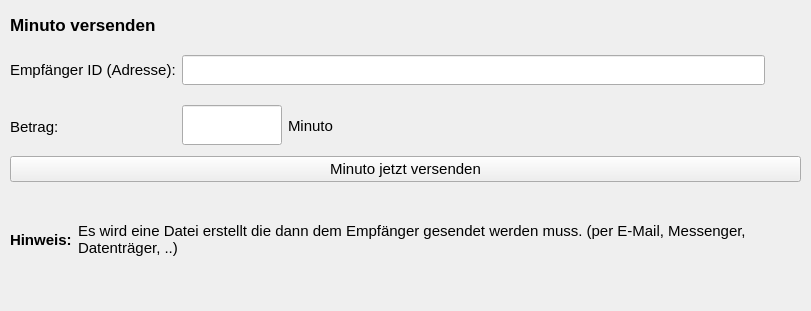
The window that src/gui/qt/ui_components/form_send_minuto.ui (minutogit/eMinuto-Desktop-Prototype) describes before a commit, drawn with Qt 5.
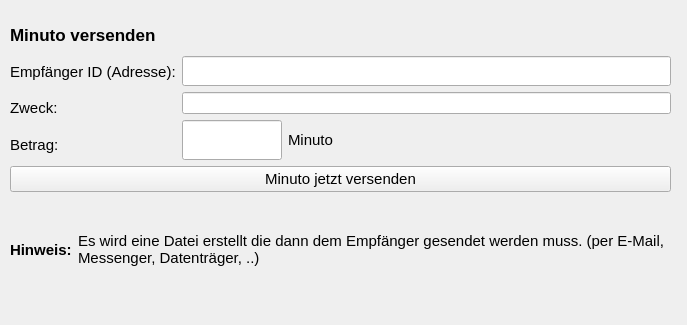
The same window after the commit.

What changed in the file:
```diff
--- a/src/gui/qt/ui_components/form_send_minuto.ui
+++ b/src/gui/qt/ui_components/form_send_minuto.ui
@@ -6,19 +6,52 @@
    <rect>
     <x>0</x>
     <y>0</y>
-    <width>811</width>
-    <height>311</height>
+    <width>687</width>
+    <height>325</height>
    </rect>
   </property>
   <property name="windowTitle">
    <string>Minuto versenden</string>
   </property>
-  <widget class="QWidget" name="layoutWidget">
+  <widget class="QLabel" name="label_recipient_id_check">
+   <property name="geometry">
+    <rect>
+     <x>328</x>
+     <y>50</y>
+     <width>30</width>
+     <height>30</height>
+    </rect>
+   </property>
+   <property name="minimumSize">
+    <size>
+     <width>30</width>
+     <height>30</height>
+    </size>
+   </property>
+   <property name="maximumSize">
+    <size>
+     <width>30</width>
+     <height>16777215</height>
+    </size>
+   </property>
+   <property name="font">
+    <font>
+     <pointsize>12</pointsize>
+    </font>
+   </property>
+   <property name="toolTip">
+    <string/>
+   </property>
+   <property name="text">
+    <string/>
+   </property>
+  </widget>
+  <widget class="QWidget" name="">
    <property name="geometry">
     <rect>
      <x>10</x>
-     <y>10</y>
-     <width>791</width>
+     <y>20</y>
+     <width>661</width>
      <height>281</height>
     </rect>
    </property>
@@ -46,10 +79,7 @@
     <item>
      <layout class="QHBoxLayout" name="horizontalLayout_2">
       <item>
-       <layout class="QVBoxLayout" name="verticalLayout_2">
-        <property name="spacing">
-         <number>10</number>
-        </property>
+       <layout class="QVBoxLayout" name="verticalLayout">
         <item>
          <widget class="QLabel" name="label_recipient_id">
           <property name="font">
@@ -62,6 +92,18 @@
           </property>
          </widget>
         </item>
+        <item>
+         <widget class="QLabel" name="label_purpose">
+          <property name="font">
+           <font>
+            <pointsize>11</pointsize>
+           </font>
+          </property>
+          <property name="text">
+           <string>Zweck:</string>
+          </property>
+         </widget>
+        </item>
         <item>
          <widget class="QLabel" name="label_transfer_amount_text">
           <property name="font">
@@ -77,9 +119,7 @@
        </layout>
       </item>
       <item>
-       <layout class="QVBoxLayout" name="verticalLayout">
-        <item>
-         <layout class="QHBoxLayout" name="horizontalLayout6">
+       <layout class="QVBoxLayout" name="verticalLayout_2">
           <item>
            <widget class="QLineEdit" name="lineEdit_recipient_id">
             <property name="maximumSize">
@@ -96,33 +136,7 @@
            </widget>
           </item>
           <item>
-           <widget class="QLabel" name="label_recipient_id_check">
-            <property name="minimumSize">
-             <size>
-              <width>30</width>
-              <height>30</height>
-             </size>
-            </property>
-            <property name="maximumSize">
-             <size>
-              <width>30</width>
-              <height>16777215</height>
-             </size>
-            </property>
-            <property name="font">
-             <font>
-              <pointsize>12</pointsize>
-             </font>
-            </property>
-            <property name="toolTip">
-             <string/>
-            </property>
-            <property name="text">
-             <string/>
-            </property>
-           </widget>
-          </item>
-         </layout>
+         <widget class="QLineEdit" name="lineEdit_purpose"/>
         </item>
         <item>
          <layout class="QHBoxLayout" name="horizontalLayout">
```
Lines whose indentation alone changed are shown as unchanged.
